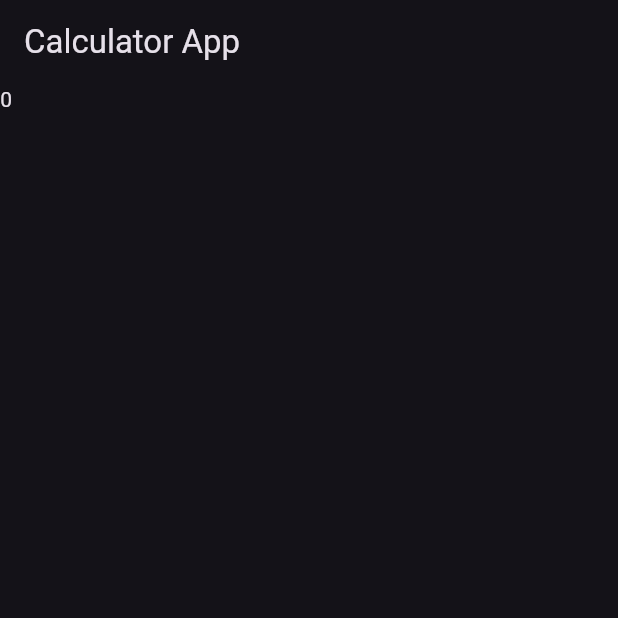
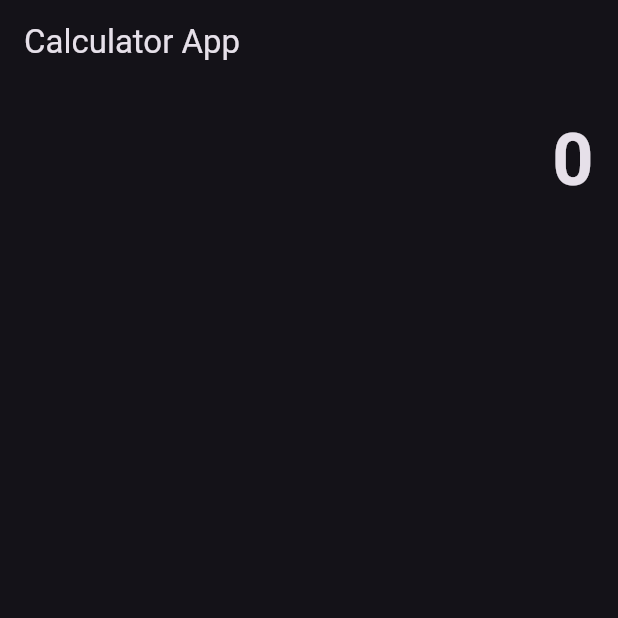
Before and after one commit to AhmedHelmy18/Calculator_App, a Flutter app: the screen it shows after launch, on a phone screen of 412 x 824 dp, the top half of it. Run offline on Flutter 3.47's test engine with Material 3 defaults, Android fonts, the phone set to English and light mode, and no system bars.

Commit message:
make the output show

```diff
--- a/lib/pages/home.dart
+++ b/lib/pages/home.dart
@@ -10,19 +10,34 @@ class HomeScreen extends StatefulWidget {
 class _HomeScreenState extends State<HomeScreen> {
   @override
   Widget build(BuildContext context) {
-    return  Scaffold(
+    return Scaffold(
         appBar: AppBar(
           title: Text('Calculator App'),
         ),
         body: SafeArea(
+          bottom: false,
           child: Column(
             children: [
               // outputs
-            Text('0'),
+              Expanded(
+                child: SingleChildScrollView(
+                  child: Container(
+                    alignment: Alignment.bottomRight,
+                    padding: EdgeInsets.all(16),
+                    child: Text(
+                      '0',
+                      style: const TextStyle(
+                        fontSize: 48,
+                        fontWeight: FontWeight.bold,
+                      ),
+                      textAlign: TextAlign.end
+                    ),
+                  ),
+                ),
+              ),
               //buttons
             ],
           ),
-      )
-    );
+        ));
   }
 }
```
Lines whose indentation alone changed are shown as unchanged.
